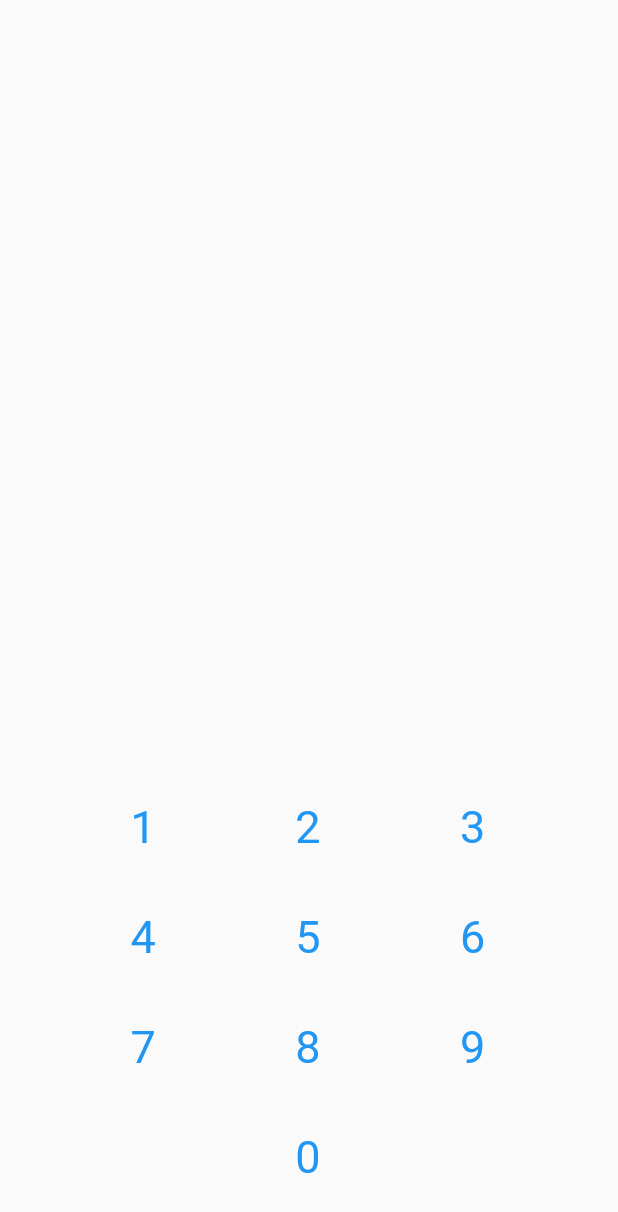
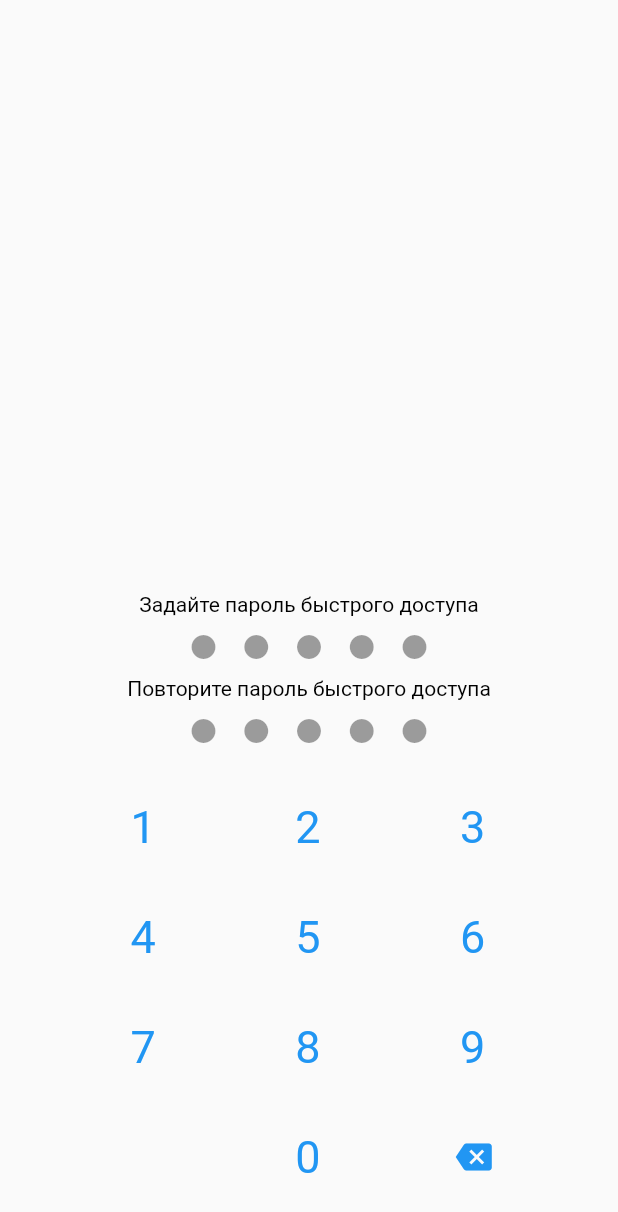
Before and after one commit to Ishokov-Dzhafar/books, a Flutter app: the screen it shows after launch, on a phone screen of 412 x 824 dp. Shown: the top 1212 px of the screen. Run offline on Flutter 3.47's test engine with Material 2 defaults, Android fonts, the phone set to English and light mode, and no system bars; our stand-ins replace rxdart.

Commit message:
passcode ui with some logic

```diff
--- a/lib/main.dart
+++ b/lib/main.dart
@@ -12,7 +12,7 @@ class MyApp extends StatelessWidget {
       theme: ThemeData(
         backgroundColor: Colors.black,
         primarySwatch: Colors.blue,
-        highlightColor: Colors.black.withOpacity(0.1),
+        highlightColor: Colors.blue.withOpacity(0.1),
         textTheme: TextTheme(
           subtitle: TextStyle(color: Colors.black, fontSize: 18.0),
           overline: TextStyle(color: Colors.black),
--- a/lib/ui/components/numeric_keyboard.dart
+++ b/lib/ui/components/numeric_keyboard.dart
@@ -1,11 +1,16 @@
 import 'package:flutter/material.dart';
+import 'dart:core';
+import '../../view_model/passcode_vm.dart' show KeyboardSymbol;
+import '../../utils.dart';
 
 ///Numeric keyboard for passcode screen
 class NumericKeyboard extends StatefulWidget {
   ///Callback function for pressed keyboard button
-  final Function(int number) onPressedBtn;
+  final Function(KeyboardSymbol) onPressedBtn;
+  ///Keyboard symbols
+  final List<KeyboardSymbol> symbols;
 
-  NumericKeyboard({@required this.onPressedBtn});
+  NumericKeyboard({@required this.onPressedBtn, @required this.symbols});
 
   @override
   _NumericKeyboardState createState() => _NumericKeyboardState();
@@ -23,19 +28,15 @@ class _NumericKeyboardState extends State<NumericKeyboard> {
         shrinkWrap: true,
         crossAxisCount: 3,
         physics: NeverScrollableScrollPhysics(),
-        children: List.generate(12, (index) {
-          if(index == 9 || index == 11) return Container();
-          index == 10 ? index = 0 : index++;
+        children: List.generate(widget.symbols.length, (index) {
           return Container(
             margin: EdgeInsets.symmetric(vertical: 8.0),
             child: RawMaterialButton(
               onHighlightChanged: (_) {},
-              highlightColor: Theme.of(context).primaryColor,
+              highlightColor: Theme.of(context).highlightColor,
               shape: CircleBorder(),
-              onPressed: widget.onPressedBtn(index),
-              child: Text(index.toString(), textAlign: TextAlign.center,
-                style: Theme.of(context).textTheme.button.copyWith(fontSize: 30.0),
-              ),
+              onPressed: () => widget.onPressedBtn(widget.symbols[index]),
+              child: KeyboardItemWidget(widget.symbols[index]),
             ),
           );
         }),
@@ -43,3 +44,24 @@ class _NumericKeyboardState extends State<NumericKeyboard> {
     );
   }
 }
+
+class KeyboardItemWidget extends StatelessWidget {
+
+  final KeyboardSymbol symbol;
+
+  KeyboardItemWidget(this.symbol);
+
+  @override
+  Widget build(BuildContext context) {
+    if(symbol == KeyboardSymbol.empty){
+      return Container();
+    } else if(symbol == KeyboardSymbol.delete){
+      return Icon(Icons.backspace, color: Theme.of(context).primaryColor);
+    } else {
+      String textSymbol = mapKeyboarSymbol(symbol);
+      return Text(textSymbol, textAlign: TextAlign.center,
+        style: Theme.of(context).textTheme.button.copyWith(fontSize: 30.0),
+      );
+    }
+  }
+}
--- /dev/null
+++ b/lib/ui/components/passcode_indicator.dart
@@ -0,0 +1,34 @@
+import 'package:flutter/material.dart';
+
+class PasscodeIndicator extends StatelessWidget {
+  final int totalCount;
+  final int filledCount;
+  final Color filledColor;
+  final Color disabledColor;
+
+  PasscodeIndicator(
+      {@required this.totalCount,
+      @required this.filledCount,
+      @required this.filledColor,
+      @required this.disabledColor});
+
+  @override
+  Widget build(BuildContext context) {
+    return Row(
+      mainAxisAlignment: MainAxisAlignment.spaceBetween,
+      children: [
+        for (var i = 0; i < totalCount; i++)
+          if (i < filledCount)
+            Icon(
+              Icons.fiber_manual_record,
+              color: filledColor,
+            )
+          else
+            Icon(
+              Icons.fiber_manual_record,
+              color: disabledColor,
+            )
+      ],
+    );
+  }
+}
--- a/lib/ui/passcode_screen.dart
+++ b/lib/ui/passcode_screen.dart
@@ -1,30 +1,88 @@
 import 'package:flutter/material.dart';
 import 'components/numeric_keyboard.dart';
-
+import 'components/passcode_indicator.dart';
+import '../view_model/passcode_vm.dart';
 
 class PasscodeScreen extends StatefulWidget {
   ///Route name for Navigator
   static const String routeName = '/quickAccessPassword';
+
   @override
   _PasscodeScreenState createState() => _PasscodeScreenState();
 }
 
 class _PasscodeScreenState extends State<PasscodeScreen> {
+  PasscodeVM _viewModel;
+
+  @override
+  void initState() {
+    super.initState();
+    _viewModel = PasscodeVM();
+  }
+
   @override
   Widget build(BuildContext context) {
     return Scaffold(
-      body: Container(
+      body: StreamBuilder<PasscodeUIData>(
+          stream: _viewModel.passcode,
+          builder: (context, snapshot) {
+            if (snapshot.hasData) {
+              var uiData = snapshot.data;
+              return Container(
                 alignment: Alignment.bottomCenter,
                 //padding: EdgeInsets.fromLTRB(30.0, 0.0, 30.0, 16.0),
                 child: Column(
                   mainAxisSize: MainAxisSize.min,
                   children: [
-            NumericKeyboard(onPressedBtn: (number) {
-              print('PRESSED $number');
-            },),
+                    Container(
+                      child: _createIndicatorWithText(
+                          'Задайте пароль быстрого доступа',
+                          uiData.totalSizeOfPasscode,
+                          uiData.passcode.length,
+                          uiData.getFilledColor(context)),
+                    ),
+                    Container(
+                      child: _createIndicatorWithText(
+                          'Повторите пароль быстрого доступа',
+                          uiData.totalSizeOfPasscode,
+                          uiData.repeatPasscode.length,
+                          uiData.getFilledColor(context)),
+                    ),
+                    NumericKeyboard(
+                      onPressedBtn: (symbol) {
+                        print('PRESSED $symbol');
+                        _viewModel.sink.add(NumberPressedEvent(symbol));
+                      },
+                      symbols: uiData.keyboardSymbols,
+                    ),
                   ],
                 ),
+              );
+            } else {
+              return CircularProgressIndicator();
+            }
+          }),
+    );
+  }
+
+  Widget _createIndicatorWithText(
+      String text, int totalCount, int filledCount, Color filledColor) {
+    return Column(
+      children: [
+        Container(
+          margin: const EdgeInsets.symmetric(vertical: 8.0),
+          child: Text(text),
         ),
+        Container(
+          width: MediaQuery.of(context).size.width * 2 / 5,
+          child: PasscodeIndicator(
+            totalCount: totalCount,
+            filledCount: filledCount,
+            filledColor: filledColor,
+            disabledColor: Theme.of(context).disabledColor,
+          ),
+        ),
+      ],
     );
   }
 }
--- /dev/null
+++ b/lib/utils.dart
@@ -0,0 +1,38 @@
+import 'view_model/passcode_vm.dart' show KeyboardSymbol;
+
+String mapKeyboarSymbol(KeyboardSymbol symbol) {
+  switch (symbol) {
+    case KeyboardSymbol.zero:
+      return '0';
+      break;
+    case KeyboardSymbol.one:
+      return '1';
+      break;
+    case KeyboardSymbol.two:
+      return '2';
+      break;
+    case KeyboardSymbol.three:
+      return '3';
+      break;
+    case KeyboardSymbol.four:
+      return '4';
+      break;
+    case KeyboardSymbol.five:
+      return '5';
+      break;
+    case KeyboardSymbol.six:
+      return '6';
+      break;
+    case KeyboardSymbol.seven:
+      return '7';
+      break;
+    case KeyboardSymbol.eight:
+      return '8';
+      break;
+    case KeyboardSymbol.nine:
+      return '9';
+      break;
+    default:
+      return '';
+  }
+}
--- a/lib/view__model/passcode_vm.dart
+++ /dev/null
@@ -1,36 +0,0 @@
-import 'package:rxdart/rxdart.dart';
-
-import 'vm_base.dart';
-
-///ViewModel for PassCodeScreen
-class PasscodeVM extends VMBase<PasscodeEvent> {
-
-
-
-  PasscodeVM() {
-
-  }
-
-}
-
-class PasscodeUIData {
-  String passcode;
-  String repeatPasscode;
-
-  PasscodeUIData(this.passcode, this.repeatPasscode);
-
-  @override
-  bool operator ==(Object other) =>
-      identical(this, other) ||
-          other is PasscodeUIData &&
-              runtimeType == other.runtimeType &&
-              passcode == other.passcode &&
-              repeatPasscode == other.repeatPasscode;
-
-  @override
-  int get hashCode =>
-      passcode.hashCode ^
-      repeatPasscode.hashCode;
-}
-
-class PasscodeEvent {}
--- /dev/null
+++ b/lib/view_model/passcode_vm.dart
@@ -0,0 +1,129 @@
+import 'package:flutter/material.dart';
+import 'package:rxdart/rxdart.dart';
+import '../utils.dart';
+
+import 'vm_base.dart';
+
+///ViewModel for PassCodeScreen
+class PasscodeVM extends VMBase<PasscodeEvent> {
+  Observable<PasscodeUIData> _passcode;
+
+  Stream<PasscodeUIData> get passcode => _passcode;
+
+  PasscodeUIData _uiData;
+
+  PasscodeVM() {
+    _uiData = PasscodeUIData();
+
+    var initPasscodeData = events
+        .where((event) => event is InitEvent || event is ResetUIDataEvent)
+        .map((_) {
+      _uiData = PasscodeUIData();
+      return _uiData;
+    });
+
+    var numberPressed = events
+        .where((event) => event is NumberPressedEvent)
+        .map((event) => event as NumberPressedEvent)
+        .map((event) {
+      if (event.symbol == KeyboardSymbol.delete) {
+        _uiData.repeatPasscode.isNotEmpty
+            ? _uiData.repeatPasscode = _uiData.repeatPasscode
+                .substring(0, _uiData.repeatPasscode.length - 1)
+            : _uiData.passcode =
+                _uiData.passcode.substring(0, _uiData.passcode.length - 1);
+      } else if (event.symbol != KeyboardSymbol.empty) {
+        String symbolStr = mapKeyboarSymbol(event.symbol);
+        if (_uiData.passcode.length != _uiData.totalSizeOfPasscode) {
+          _uiData.passcode += symbolStr;
+        } else {
+          _uiData.repeatPasscode += symbolStr;
+        }
+        if (_uiData.passcode.length == _uiData.repeatPasscode.length &&
+            _uiData.passcode != _uiData.repeatPasscode) {
+          Future.delayed(Duration(milliseconds: 1500)).then((_) {
+            sink.add(ResetUIDataEvent());
+          });
+        }
+      }
+      return _uiData;
+    });
+
+    _passcode =
+        Observable.merge([numberPressed, initPasscodeData]);
+
+    sink.add(InitEvent());
+  }
+}
+
+class PasscodeUIData {
+  final totalSizeOfPasscode = 5;
+
+  String passcode;
+  String repeatPasscode;
+
+  final keyboardSymbols = [
+    KeyboardSymbol.one,
+    KeyboardSymbol.two,
+    KeyboardSymbol.three,
+    KeyboardSymbol.four,
+    KeyboardSymbol.five,
+    KeyboardSymbol.six,
+    KeyboardSymbol.seven,
+    KeyboardSymbol.eight,
+    KeyboardSymbol.nine,
+    KeyboardSymbol.empty,
+    KeyboardSymbol.zero,
+    KeyboardSymbol.delete
+  ];
+
+  PasscodeUIData({this.passcode = '', this.repeatPasscode = ''});
+
+  @override
+  bool operator ==(Object other) =>
+      identical(this, other) ||
+      other is PasscodeUIData &&
+          runtimeType == other.runtimeType &&
+          passcode == other.passcode &&
+          repeatPasscode == other.repeatPasscode;
+
+  @override
+  int get hashCode => passcode.hashCode ^ repeatPasscode.hashCode;
+
+  Color getFilledColor(BuildContext context) {
+    if (passcode.length == totalSizeOfPasscode &&
+        repeatPasscode.length == totalSizeOfPasscode &&
+        passcode != repeatPasscode) {
+      return Colors.red;
+    } else {
+      return Theme.of(context).primaryColor;
+    }
+  }
+}
+
+class PasscodeEvent {}
+
+class InitEvent extends PasscodeEvent {}
+
+class NumberPressedEvent extends PasscodeEvent {
+  final KeyboardSymbol symbol;
+
+  NumberPressedEvent(this.symbol);
+}
+
+class ResetUIDataEvent extends PasscodeEvent {}
+
+enum KeyboardSymbol {
+  one,
+  two,
+  three,
+  four,
+  five,
+  six,
+  seven,
+  eight,
+  nine,
+  empty,
+  zero,
+  delete
+}
--- a/pubspec.yaml
+++ b/pubspec.yaml
@@ -14,7 +14,7 @@ description: Flutter application for buying books
 version: 1.0.0+1
 
 environment:
-  sdk: ">=2.1.0 <3.0.0"
+  sdk: ">=2.3.0 <3.0.0"
 
 dependencies:
   flutter:
```
Also changed, not shown: lib/view_model/vm_base.dart (renamed from lib/view__model/vm_base.dart), 1 other file. Lines whose indentation alone changed are shown as unchanged.
